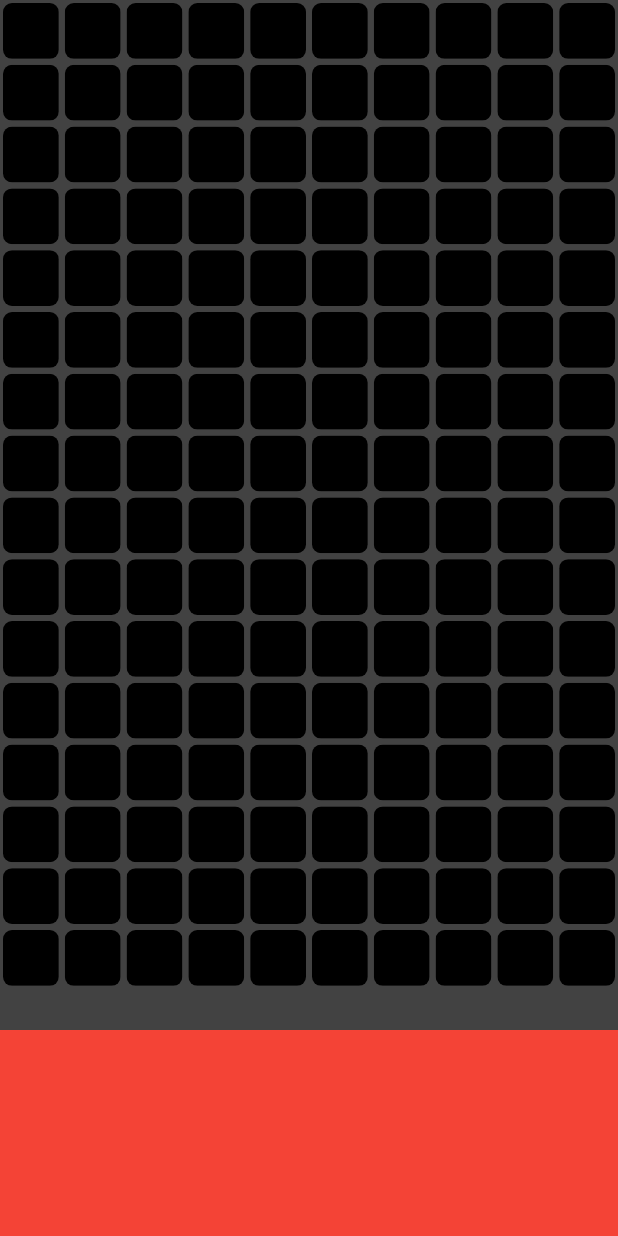
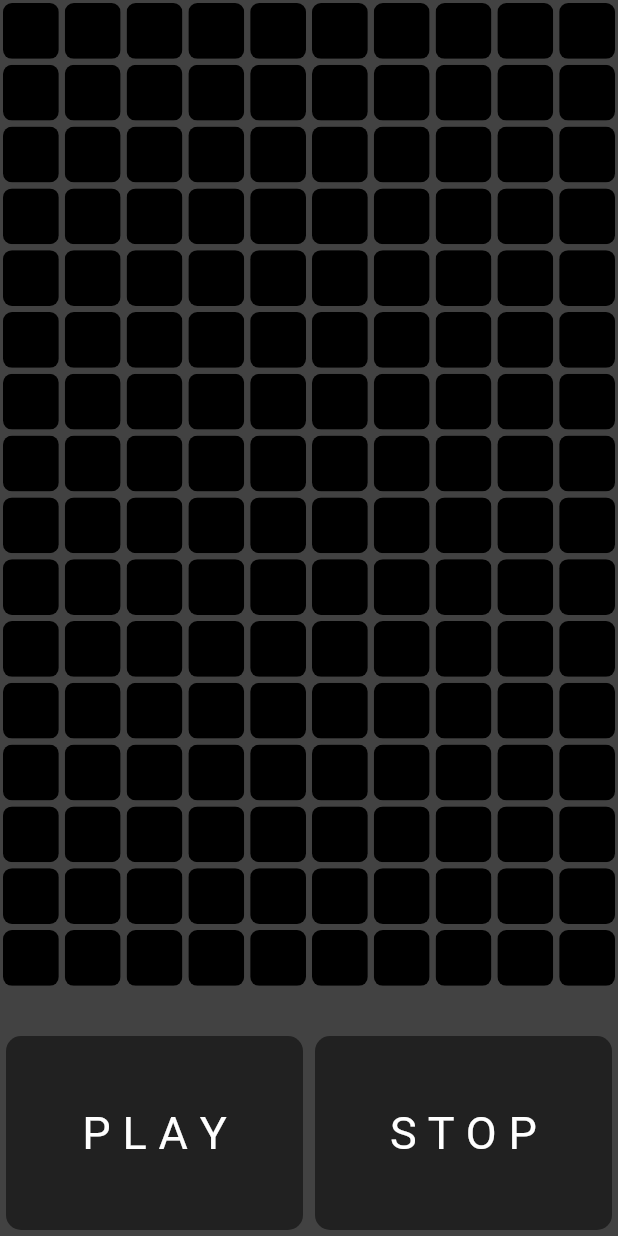
Before and after one commit to Angel-HC554/stacking_game, a Flutter app: the screen it shows after launch, on a phone screen of 412 x 824 dp. Run offline on Flutter 3.47's test engine with Material 3 defaults, Android fonts, the phone set to English and light mode, and no system bars.

Commit message:
Finished UI

```diff
--- /dev/null
+++ b/lib/button.dart
@@ -0,0 +1,25 @@
+import 'package:flutter/material.dart';
+
+class MyButton extends StatelessWidget {
+  //const MyButton({super.key});
+
+  final child;
+  MyButton({this.child});
+
+  @override
+  Widget build(BuildContext context) {
+    return Expanded(
+      child: Padding(
+        padding: const EdgeInsets.all(4.0),
+        child: ClipRRect(
+          borderRadius: BorderRadius.circular(10),
+          child: Container(
+            padding: EdgeInsets.all(20),
+            color: Colors.grey[900],
+            child: Center(child: child),
+          ),
+        ),
+      ),
+    );
+  }
+}
--- a/lib/homepage.dart
+++ b/lib/homepage.dart
@@ -1,4 +1,6 @@
 import 'package:flutter/material.dart';
+import 'package:stacking_game/button.dart';
+import 'package:stacking_game/pixel.dart';
 
 class HomePage extends StatefulWidget {
   const HomePage({super.key});
@@ -22,20 +24,28 @@
                 gridDelegate: SliverGridDelegateWithFixedCrossAxisCount(
                     crossAxisCount: 10),
                 itemBuilder: (BuildContext context, int index) {
-                  return Padding(
-                    padding: const EdgeInsets.all(2.0),
-                    child: ClipRRect(
-                      borderRadius: BorderRadius.circular(6),
-                      child: Container(
-                        color: Colors.black,
-                      ),
-                    ),
-                  );
+                  return MyPixel(color: Colors.black);
                 }),
           ),
           Expanded(
             child: Container(
-              color: Colors.red,
+              child: Row(
+                mainAxisAlignment: MainAxisAlignment.spaceEvenly,
+                children: [
+                  MyButton(
+                    child: Text(
+                      "P L A Y",
+                      style: TextStyle(color: Colors.white, fontSize: 30),
+                    ),
+                  ),
+                  MyButton(
+                    child: Text(
+                      "S T O P",
+                      style: TextStyle(color: Colors.white, fontSize: 30),
+                    ),
+                  )
+                ],
+              ),
             ),
           )
         ],
--- /dev/null
+++ b/lib/pixel.dart
@@ -0,0 +1,22 @@
+import 'package:flutter/material.dart';
+
+class MyPixel extends StatelessWidget {
+  //const MyPixel({super.key});
+
+  final color;
+
+  MyPixel({this.color});
+
+  @override
+  Widget build(BuildContext context) {
+    return Padding(
+      padding: const EdgeInsets.all(2.0),
+      child: ClipRRect(
+        borderRadius: BorderRadius.circular(6),
+        child: Container(
+          color: color,
+        ),
+      ),
+    );
+  }
+}
```
